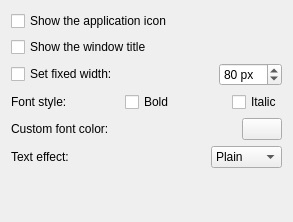
This is package/contents/ui/config.ui in bulldog98/applicationname-plasmoid as Qt 5 draws it before an edit. The edited form follows.
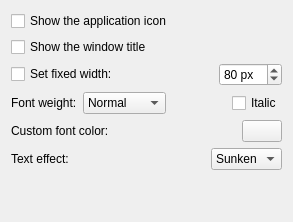
This is the edited form. Custom widgets are drawn as their Qt base class.

Commit message: Respect the bold setting if enabled (Fixes #2) Support all Font.Weight values

```diff
--- a/package/contents/ui/config.ui
+++ b/package/contents/ui/config.ui
@@ -76,28 +76,40 @@
      <item>
       <widget class="QLabel" name="label">
        <property name="text">
-        <string>Font style:</string>
+        <string>Font weight:</string>
        </property>
       </widget>
      </item>
      <item>
-      <spacer name="horizontalSpacer_3">
-       <property name="orientation">
-        <enum>Qt::Horizontal</enum>
+      <widget class="QComboBox" name="kcfg_weight">
+       <property name="currentIndex">
+        <number>1</number>
        </property>
-       <property name="sizeHint" stdset="0">
-        <size>
-         <width>40</width>
-         <height>20</height>
-        </size>
-       </property>
-      </spacer>
+       <item>
+        <property name="text">
+         <string>Light</string>
+        </property>
      </item>
      <item>
-      <widget class="QCheckBox" name="kcfg_bold">
+        <property name="text">
+         <string>Normal</string>
+        </property>
+       </item>
+       <item>
+        <property name="text">
+         <string>DemiBold</string>
+        </property>
+       </item>
+       <item>
        <property name="text">
         <string>Bold</string>
        </property>
+       </item>
+       <item>
+        <property name="text">
+         <string>Black</string>
+        </property>
+       </item>
       </widget>
      </item>
      <item>
@@ -180,6 +192,9 @@
      </item>
      <item>
       <widget class="QComboBox" name="kcfg_effect">
+       <property name="currentIndex">
+        <number>2</number>
+       </property>
        <item>
         <property name="text">
          <string notr="true">Plain</string>
```
Lines whose indentation alone changed are shown as unchanged. The commit also changes 2 other files.
